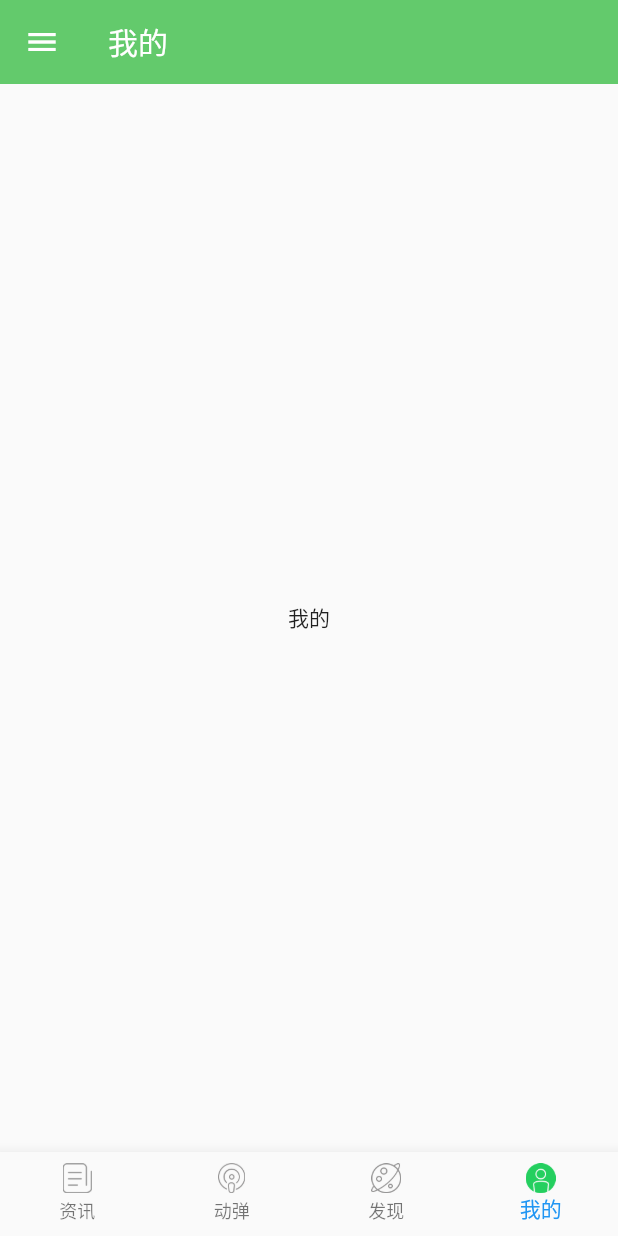
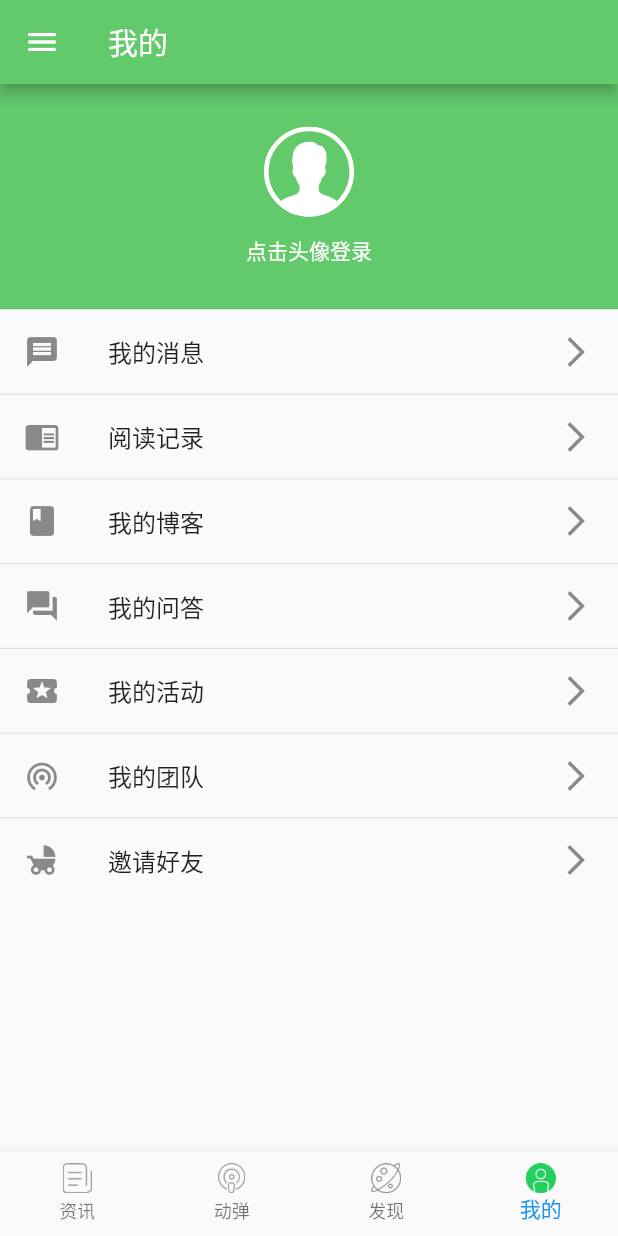
Before and after one commit to hxljy/osc_flutter, a Flutter app: the screen it shows after launch, swiped to page 4, on a phone screen of 412 x 824 dp. Run offline on Flutter 3.47's test engine with Material 2 defaults, Android fonts, the phone set to English and light mode, and no system bars; our stand-ins replace event_bus, shared_preferences; missing offline and left inert: flutter_webview_plugin.

Commit message:
加入登录功能

```diff
--- /dev/null
+++ b/lib/common/event_bus.dart
@@ -0,0 +1,7 @@
+import 'package:event_bus/event_bus.dart';
+
+EventBus eventBus = EventBus();
+
+class LoginEvent {}
+
+class LogoutEvent {}
--- a/lib/home_page.dart
+++ b/lib/home_page.dart
@@ -58,7 +58,6 @@ class _HomePageState extends State<HomePage> {
       appBar: AppBar(
         title: Text(_appBarTitle[_currentIndex],
           style: TextStyle(color: Color(AppColors.COLOR_APPBAR)),),
-        elevation: 0.0,
         iconTheme: IconThemeData(color: Color(AppColors.COLOR_APPBAR)),
       ),
       body: PageView.builder(
@@ -82,7 +81,8 @@ class _HomePageState extends State<HomePage> {
             _currentIndex = index;
           });
           _pageController.animateToPage(
-              index, duration: Duration(milliseconds: 1), curve: Curves.ease);
+              index,
+              duration: Duration(milliseconds: 1), curve: Curves.ease);
         },
       ),
       drawer: MyDrawer(
--- a/lib/pages/profile_page.dart
+++ b/lib/pages/profile_page.dart
@@ -1,4 +1,7 @@
 import 'package:flutter/material.dart';
+import 'package:osc_flutter/common/event_bus.dart';
+import 'package:osc_flutter/constants/constants.dart';
+import 'package:osc_flutter/pages/login_web_page.dart';
 
 class ProfilePage extends StatefulWidget {
   @override
@@ -6,12 +9,103 @@ class ProfilePage extends StatefulWidget {
 }
 
 class _ProfilePageState extends State<ProfilePage> {
+  List menuTiles = ['我的消息', '阅读记录', '我的博客', '我的问答', '我的活动', '我的团队', '邀请好友'];
+  List menuIcons = [
+    Icons.message,
+    Icons.chrome_reader_mode,
+    Icons.book,
+    Icons.question_answer,
+    Icons.local_activity,
+    Icons.wifi_tethering,
+    Icons.child_friendly,
+  ];
+  String userAvatar;
+  String userName;
+
+  @override
+  void initState() {
+    // TODO: implement initState
+    super.initState();
+    //尝试现实用户信息
+    _showUserInfo();
+
+    eventBus.on<LoginEvent>().listen((event) {
+      //TODO
+    });
+    eventBus.on<LogoutEvent>().listen((event) {
+      //TODO
+    });
+  }
+
+  void _showUserInfo() {}
+
   @override
   Widget build(BuildContext context) {
-    return Scaffold(
-      body: Center(
-        child: Text('我的'),
-      ),
-    );
+    return ListView.separated(
+        itemBuilder: (context, index) {
+          if (index == 0) {
+            return Container(
+              color: Color(AppColors.COLOR_PRIMARY),
+              height: 150.0,
+              child: Column(
+                mainAxisAlignment: MainAxisAlignment.center,
+                children: <Widget>[
+                  GestureDetector(
+                    child: Container(
+                      width: 60.0,
+                      height: 60.0,
+                      decoration: BoxDecoration(
+                          shape: BoxShape.circle,
+                          border: Border.all(
+                            color: Colors.white,
+                            width: 2.0,
+                          ),
+                          image: DecorationImage(
+                            image: AssetImage(
+                                'assets/images/ic_avatar_default.png'),
+                            fit: BoxFit.cover,
+                          )),
+                    ),
+                    onTap: () {
+                      //执行登录
+                      _login();
+                    },
+                  ),
+                  SizedBox(
+                    height: 12.0,
+                  ),
+                  Text(
+                    '点击头像登录',
+                    style: TextStyle(color: Colors.white),
+                  ),
+                ],
+              ),
+            );
+          }
+          index -= 1;
+          return ListTile(
+            leading: Icon(menuIcons[index]),
+            title: Text(menuTiles[index]),
+            trailing: Icon(Icons.arrow_forward_ios),
+            onTap: () {
+              //TODO
+            },
+          );
+        },
+        separatorBuilder: (context, index) {
+          return Divider(
+            height: 0.5,
+          );
+        },
+        itemCount: menuTiles.length + 1);
+  }
+
+  void _login() async {
+    final result = Navigator.of(context)
+        .push(MaterialPageRoute(builder: (context) => LoginWebPage()));
+    if (result != null && result == 'refresh') {
+      //登陆成功
+      eventBus.fire(LoginEvent());
+    }
   }
 }
--- a/pubspec.yaml
+++ b/pubspec.yaml
@@ -9,6 +9,10 @@ dependencies:
   flutter:
     sdk: flutter
   cupertino_icons: ^0.1.2
+  http: ^0.12.0+2
+  flutter_webview_plugin: ^0.3.3
+  shared_preferences: ^0.5.2
+  event_bus: ^1.1.0
 
 dev_dependencies:
   flutter_test:
@@ -31,3 +35,4 @@ flutter:
   - assets/images/ic_nav_my_pressed.png
   #抽屉布局头部
   - assets/images/cover_img.jpg
+  - assets/images/ic_avatar_default.png
```
Also changed, not shown: lib/constants/constants.dart (+17 -4 lines), lib/pages/login_web_page.dart (added, +102 -0 lines), lib/utils/data_utils.dart (added, +53 -0 lines), lib/utils/net_utils.dart (added, +25 -0 lines).
